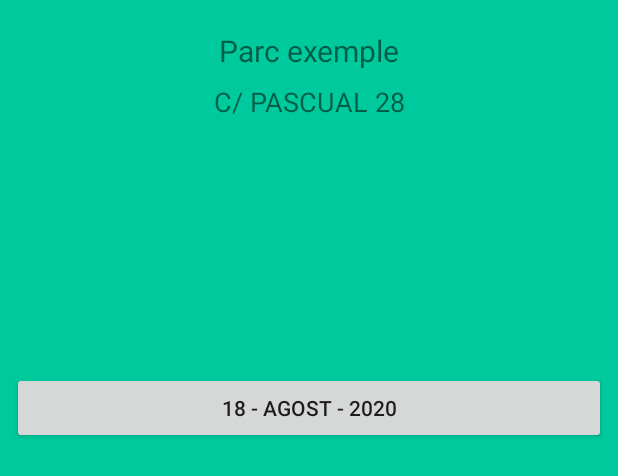
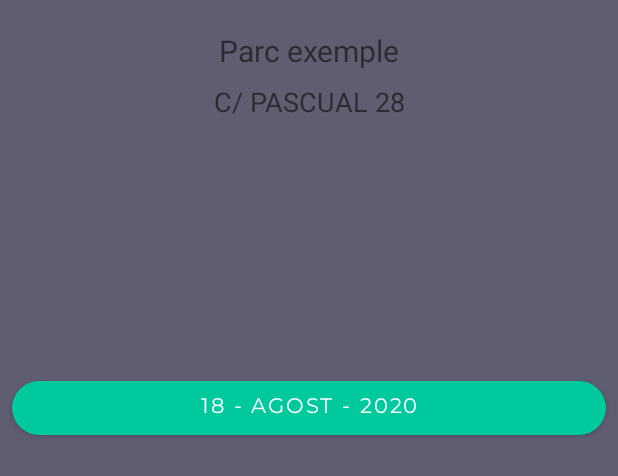
Before and after one commit to ArnauAguilarEmanuel/NensAlParc, an Android app: the layout fragment_reservation.xml on its own in the app's theme, with its tools: preview values and no code run, on a phone screen of 412 x 824 dp. Shown: the top 476 px of the screen. Run offline under Robolectric (Android 15) with nearby library versions, the phone set to English and light mode, and no system bars.

Commit message:
import colors, styles, typos

```diff
--- a/Hackovid/app/build.gradle
+++ b/Hackovid/app/build.gradle
@@ -16,6 +16,7 @@ android {
         versionCode 1
         versionName "1.0"
         testInstrumentationRunner "androidx.test.runner.AndroidJUnitRunner"
+        multiDexEnabled true
     }
     buildTypes {
         release {
@@ -56,5 +57,7 @@ dependencies {
     implementation 'com.google.android.gms:play-services-maps:17.0.0'
     implementation 'com.squareup.picasso:picasso:2.71828'
 
-    implementation 'com.google.android.material:material:1.0.0'
+    implementation 'com.google.android.material:material:1.2.0-alpha03'
+
+    implementation 'com.android.support:multidex:1.0.3'
 }
--- a/Hackovid/app/src/main/AndroidManifest.xml
+++ b/Hackovid/app/src/main/AndroidManifest.xml
@@ -20,7 +20,7 @@
         android:label="@string/app_name"
         android:roundIcon="@mipmap/ic_launcher_round"
         android:supportsRtl="true"
-        android:theme="@style/AppTheme">
+        android:theme="@style/Theme.MyApp">
         <activity android:name=".RegisterActivity"></activity>
         <!--
              The API key for Google Maps-based APIs is defined as a string resource.
@@ -49,7 +49,7 @@
         <activity
             android:name=".MainActivity"
             android:label="@string/app_name"
-            android:theme="@style/AppTheme.NoActionBar">
+            android:theme="@style/Theme.MyApp">
             <intent-filter>
                 <action android:name="android.intent.action.MAIN" />
 
--- a/Hackovid/app/src/main/res/layout/activity_sign_in.xml
+++ b/Hackovid/app/src/main/res/layout/activity_sign_in.xml
@@ -4,7 +4,6 @@
     xmlns:tools="http://schemas.android.com/tools"
     android:layout_width="match_parent"
     android:layout_height="match_parent"
-    android:background="@color/colorPrimaryBackground"
     tools:context=".ui.SignInActivity"
     >
 
--- a/Hackovid/app/src/main/res/layout/app_bar_main.xml
+++ b/Hackovid/app/src/main/res/layout/app_bar_main.xml
@@ -9,14 +9,14 @@
     <com.google.android.material.appbar.AppBarLayout
         android:layout_width="match_parent"
         android:layout_height="wrap_content"
-        android:theme="@style/AppTheme.AppBarOverlay">
+        android:theme="@style/Theme.MyApp">
 
         <androidx.appcompat.widget.Toolbar
             android:id="@+id/toolbar"
             android:layout_width="match_parent"
             android:layout_height="?attr/actionBarSize"
             android:background="?attr/colorPrimary"
-            app:popupTheme="@style/AppTheme.PopupOverlay" />
+            app:popupTheme="@style/Theme.MyApp" />
 
     </com.google.android.material.appbar.AppBarLayout>
 
--- a/Hackovid/app/src/main/res/layout/fragment_reservation.xml
+++ b/Hackovid/app/src/main/res/layout/fragment_reservation.xml
@@ -7,7 +7,7 @@
     android:layout_width="match_parent"
     android:layout_height="match_parent"
     android:orientation="vertical"
-    android:background="@color/colorPrimary"
+    android:background="@color/inputFieldText"
     >
 
     <TextView
--- a/Hackovid/app/src/main/res/layout/fragment_send.xml
+++ b/Hackovid/app/src/main/res/layout/fragment_send.xml
@@ -2,7 +2,7 @@
 <RelativeLayout xmlns:android="http://schemas.android.com/apk/res/android"
     android:layout_width="match_parent"
     android:layout_height="match_parent"
-    android:background="@color/colorAccent"
+    android:background="@color/inputFieldText"
     android:orientation="horizontal">
 
     <androidx.recyclerview.widget.RecyclerView
--- a/Hackovid/app/src/main/res/layout/fragment_share.xml
+++ b/Hackovid/app/src/main/res/layout/fragment_share.xml
@@ -8,7 +8,7 @@
     android:layout_height="match_parent"
     android:orientation="vertical"
     android:layout_gravity="bottom"
-    android:background="@color/colorPrimary"
+    android:background="@color/red_200"
     >
 
     <TextView
--- a/Hackovid/app/src/main/res/layout/item_timefraction_background.xml
+++ b/Hackovid/app/src/main/res/layout/item_timefraction_background.xml
@@ -25,7 +25,7 @@
         android:layout_height="match_parent"
         android:layout_gravity="center"
         android:orientation="vertical"
-        android:background="@color/colorAccent"
+        android:background="@color/red_200"
         >
 
     </LinearLayout>
--- /dev/null
+++ b/Hackovid/app/src/main/res/values-night/themes.xml
@@ -0,0 +1,22 @@
+<?xml version="1.0" encoding="utf-8"?>
+
+<resources xmlns:tools="http://schemas.android.com/tools">
+    <!--Top level DayNight theme to be used in AndroidManifest.xml-->
+    <style name="Theme.MyApp" parent="Base.Theme.MyApp">
+        <!--Material color attributes (dark theme) -->
+        <item name="colorPrimary">@color/purple_200</item>
+        <item name="colorPrimaryVariant">@color/purple_600</item>
+        <item name="colorSecondary">@color/green_200</item>
+        <item name="colorSecondaryVariant">@color/green_500</item>
+        <item name="android:colorBackground">@color/black_900</item>
+        <item name="colorSurface">@color/black_800</item>
+        <item name="colorError">@color/red_200</item>
+        <item name="colorOnPrimary">@color/black_900</item>
+        <item name="colorOnSecondary">@color/black_900</item>
+        <item name="colorOnBackground">@color/white_50</item>
+        <item name="colorOnSurface">@color/white_50</item>
+        <item name="colorOnError">@color/black_900</item>
+        <item name="android:windowLightStatusBar" tools:targetApi="m">false</item>
+        <item name="android:windowLightNavigationBar" tools:ignore="NewApi">false</item>
+    </style>
+</resources>
--- a/Hackovid/app/src/main/res/values-v21/styles.xml
+++ /dev/null
@@ -1,8 +0,0 @@
-<resources>
-
-    <style name="AppTheme.NoActionBar">
-        <item name="windowActionBar">false</item>
-        <item name="windowNoTitle">true</item>
-        <item name="android:statusBarColor">@android:color/transparent</item>
-    </style>
-</resources>
--- a/Hackovid/app/src/main/res/values/colors.xml
+++ b/Hackovid/app/src/main/res/values/colors.xml
@@ -1,12 +1,29 @@
 <?xml version="1.0" encoding="utf-8"?>
+
 <resources>
-    <color name="colorPrimary">#00CA9D</color>
-    <color name="colorPrimaryBackground">#FFFFFF</color>
+    <color name="purple_200">#00CA9D</color> <!--Color primary (dark)-->
+    <color name="purple_500">#00CA9D</color> <!--Color primary (light)-->
+    <color name="purple_600">#009978</color> <!--Color primary variant (dark)-->
+    <color name="purple_700">#009978</color> <!--Color primary variant (light)-->
+
+    <color name="green_200">#F18939</color> <!--Color secondary-->
+    <color name="green_500">#d7650f</color> <!--Color secondary variant-->
+
+    <color name="red_200">#cf6679</color> <!--Color error (dark)-->
+    <color name="red_600">#b00020</color> <!--Color error (light)-->
+
+    <!--Color surface (light), color on error (light), -->
+    <!--color on surface (dark), color on surface (dark)-->
+    <color name="white_50">#ffffff</color>
+
+    <color name="black_800">#121212</color> <!--Color surface (dark)-->
+    <!--Color on secondary (light), color on background (light),-->
+    <!--color on surface (light)-->
+    <color name="black_900">#000000</color>
+
     <color name="inputFieldBackground">#FBFAFF</color>
     <color name="inputFieldIcon">#DAD9E2</color>
     <color name="inputFieldText">#5F5D70</color>
     <color name="buttonTextLight">#FFFFFF</color>
 
-    <color name="colorPrimaryDark">#00574B</color>
-    <color name="colorAccent">#D81B60</color>
 </resources>
--- /dev/null
+++ b/Hackovid/app/src/main/res/values/shape.xml
@@ -0,0 +1,23 @@
+
+<resources>
+
+
+    <!--Shape Appearance for small components like chips, buttons, text fields and FABs-->
+    <style name="ShapeAppearance.MyTheme.SmallComponent" parent="ShapeAppearance.MaterialComponents.SmallComponent">
+        <item name="cornerFamily">rounded</item>
+        <item name="cornerSize">20dp</item>
+    </style>
+
+    <!--Shape Appearance for medium components like cards, alert dialogs-->
+    <style name="ShapeAppearance.MyTheme.MediumComponent" parent="ShapeAppearance.MaterialComponents.MediumComponent">
+        <item name="cornerFamily">rounded</item>
+        <item name="cornerSize">36dp</item>
+    </style>
+
+    <!--Shape Appearance for large components like side and bottom navigation drawers-->
+    <style name="ShapeAppearance.MyTheme.LargeComponent" parent="ShapeAppearance.MaterialComponents.LargeComponent">
+        <item name="cornerFamily">rounded</item>
+        <item name="cornerSize">28dp</item>
+    </style>
+
+</resources>
--- a/Hackovid/app/src/main/res/values/styles.xml
+++ b/Hackovid/app/src/main/res/values/styles.xml
@@ -1,98 +1,27 @@
-<resources>
+<?xml version="1.0" encoding="utf-8"?>
 
-    <!-- Base application theme. -->
-    <style name="AppTheme" parent="Theme.AppCompat.Light.DarkActionBar">
-        <!-- Customize your theme here. -->
-        <item name="colorPrimary">@color/colorPrimary</item>
-        <item name="colorPrimaryDark">@color/colorPrimaryDark</item>
-        <item name="colorAccent">@color/colorAccent</item>
+
+<resources xmlns:tools="http://schemas.android.com/tools">
+
+    <!--Components-->
+
+    <!--Bottom Sheets-->
+    <style name="ThemeOverlay.MyTheme.BottomSheetDialog" parent="ThemeOverlay.MaterialComponents.Dialog">
+        <item name="android:windowIsFloating">false</item>
+        <item name="android:windowBackground">@android:color/transparent</item>
+        <item name="android:windowAnimationStyle">@style/Animation.MyTheme.BottomSheet.Modal</item>
+        <item name="android:statusBarColor">@android:color/transparent</item>
+        <item name="bottomSheetStyle">@style/Widget.MyTheme.BottomSheet.Modal</item>
+        <item name="android:navigationBarColor">?attr/colorSurface</item>
+        <item name="android:navigationBarDividerColor" tools:ignore="NewApi">@android:color/transparent</item>
+    </style>
+    <style name="Widget.MyTheme.BottomSheet.Modal" parent="Widget.MaterialComponents.BottomSheet.Modal">
+        <item name="shapeAppearanceOverlay">?attr/shapeAppearanceLargeComponent</item>
     </style>
 
-    <style name="AppTheme.NoActionBar">
-        <item name="windowActionBar">false</item>
-        <item name="windowNoTitle">true</item>
-    </style>
-
-    <style name="AppTheme.AppBarOverlay" parent="ThemeOverlay.AppCompat.Dark.ActionBar" />
-
-    <style name="AppTheme.PopupOverlay" parent="ThemeOverlay.AppCompat.Light" />
-
-    <style name="TextAppearance.MdcTypographyStyles.Headline1" parent="TextAppearance.MaterialComponents.Headline1">
-        <item name="fontFamily">@font/montserrat</item>
-        <item name="android:fontFamily">@font/montserrat</item>
-        <item name="android:textSize">97sp</item>
-    </style>
-
-    <style name="TextAppearance.MdcTypographyStyles.Headline2" parent="TextAppearance.MaterialComponents.Headline2">
-        <item name="fontFamily">@font/montserrat</item>
-        <item name="android:fontFamily">@font/montserrat</item>
-        <item name="android:textSize">61sp</item>
-    </style>
-
-    <style name="TextAppearance.MdcTypographyStyles.Headline3" parent="TextAppearance.MaterialComponents.Headline3">
-        <item name="fontFamily">@font/montserrat</item>
-        <item name="android:fontFamily">@font/montserrat</item>
-        <item name="android:textSize">48sp</item>
-    </style>
-
-    <style name="TextAppearance.MdcTypographyStyles.Headline4" parent="TextAppearance.MaterialComponents.Headline4">
-        <item name="fontFamily">@font/montserrat</item>
-        <item name="android:fontFamily">@font/montserrat</item>
-        <item name="android:textSize">34sp</item>
-    </style>
-
-    <style name="TextAppearance.MdcTypographyStyles.Headline5" parent="TextAppearance.MaterialComponents.Headline5">
-        <item name="fontFamily">@font/montserrat</item>
-        <item name="android:fontFamily">@font/montserrat</item>
-        <item name="android:textSize">24sp</item>
-    </style>
-
-    <style name="TextAppearance.MdcTypographyStyles.Headline6" parent="TextAppearance.MaterialComponents.Headline6">
-        <item name="fontFamily">@font/montserrat</item>
-        <item name="android:fontFamily">@font/montserrat</item>
-        <item name="android:textSize">20sp</item>
-    </style>
-
-    <style name="TextAppearance.MdcTypographyStyles.Subtitle1" parent="TextAppearance.MaterialComponents.Subtitle1">
-        <item name="fontFamily">@font/montserrat</item>
-        <item name="android:fontFamily">@font/montserrat</item>
-        <item name="android:textSize">16sp</item>
-    </style>
-
-    <style name="TextAppearance.MdcTypographyStyles.Subtitle2" parent="TextAppearance.MaterialComponents.Subtitle2">
-        <item name="fontFamily">@font/montserrat</item>
-        <item name="android:fontFamily">@font/montserrat</item>
-        <item name="android:textSize">14sp</item>
-    </style>
-
-    <style name="TextAppearance.MdcTypographyStyles.Body1" parent="TextAppearance.MaterialComponents.Body1">
-        <item name="fontFamily">@font/montserrat</item>
-        <item name="android:fontFamily">@font/montserrat</item>
-        <item name="android:textSize">16sp</item>
-    </style>
-
-    <style name="TextAppearance.MdcTypographyStyles.Body2" parent="TextAppearance.MaterialComponents.Body2">
-        <item name="fontFamily">@font/montserrat</item>
-        <item name="android:fontFamily">@font/montserrat</item>
-        <item name="android:textSize">14sp</item>
-    </style>
-
-    <style name="TextAppearance.MdcTypographyStyles.Button" parent="TextAppearance.MaterialComponents.Button">
-        <item name="fontFamily">@font/montserrat</item>
-        <item name="android:fontFamily">@font/montserrat</item>
-        <item name="android:textSize">14sp</item>
-    </style>
-
-    <style name="TextAppearance.MdcTypographyStyles.Caption" parent="TextAppearance.MaterialComponents.Caption">
-        <item name="fontFamily">@font/montserrat</item>
-        <item name="android:fontFamily">@font/montserrat</item>
-        <item name="android:textSize">12sp</item>
-    </style>
-
-    <style name="TextAppearance.MdcTypographyStyles.Overline" parent="TextAppearance.MaterialComponents.Overline">
-        <item name="fontFamily">@font/montserrat</item>
-        <item name="android:fontFamily">@font/montserrat</item>
-        <item name="android:textSize">10sp</item>
+    <!--Navigation Drawer-->
+    <style name="Widget.MyTheme.NavigationView" parent="Widget.MaterialComponents.NavigationView">
+        <item name="itemTextAppearance">?attr/textAppearanceBody2</item>
     </style>
 
 </resources>
--- /dev/null
+++ b/Hackovid/app/src/main/res/values/themes.xml
@@ -0,0 +1,58 @@
+<?xml version="1.0" encoding="utf-8"?>
+
+<resources xmlns:tools="http://schemas.android.com/tools">
+    <!--Top level DayNight theme to be used in AndroidManifest.xml-->
+    <style name="Theme.MyApp" parent="Base.Theme.MyApp"/>
+    <!--Base custom theme which will be shared between both light and dark theme variants-->
+    <style name="Base.Theme.MyApp" parent="Base.Theme.MaterialThemeBuilder">
+
+        <item name="colorPrimary">@color/purple_500</item>
+        <item name="colorPrimaryVariant">@color/purple_700</item>
+        <item name="colorSecondary">@color/green_200</item>
+        <item name="colorSecondaryVariant">@color/green_500</item>
+        <!--colorBackground appears behind scrollable content and is used for the default window-->
+        <!--background. colorSurface is mapped to the surface of components such as cards, sheets-->
+        <!--and menus. colorError is used to indicate an error state for components such as-->
+        <!--text fields.-->
+        <item name="android:colorBackground">@color/white_50</item>
+        <item name="colorSurface">@color/white_50</item>
+        <item name="colorError">@color/red_600</item>
+        <!--"On" colors define how text, icons and strokes are colored in relation to the surface-->
+        <!--on which they appear.-->
+        <item name="colorOnPrimary">@color/white_50</item>
+        <item name="colorOnSecondary">@color/black_900</item>
+        <item name="colorOnBackground">@color/black_900</item>
+        <item name="colorOnSurface">@color/black_900</item>
+        <item name="colorOnError">@color/white_50</item>
+        <!--Material type attributes-->
+        <item name="textAppearanceHeadline1">@style/TextAppearance.MyTheme.Headline1</item>
+        <item name="textAppearanceHeadline2">@style/TextAppearance.MyTheme.Headline2</item>
+        <item name="textAppearanceHeadline3">@style/TextAppearance.MyTheme.Headline3</item>
+        <item name="textAppearanceHeadline4">@style/TextAppearance.MyTheme.Headline4</item>
+        <item name="textAppearanceHeadline5">@style/TextAppearance.MyTheme.Headline5</item>
+        <item name="textAppearanceHeadline6">@style/TextAppearance.MyTheme.Headline6</item>
+        <item name="textAppearanceSubtitle1">@style/TextAppearance.MyTheme.Subtitle1</item>
+        <item name="textAppearanceSubtitle2">@style/TextAppearance.MyTheme.Subtitle2</item>
+        <item name="textAppearanceBody1">@style/TextAppearance.MyTheme.Body1</item>
+        <item name="textAppearanceBody2">@style/TextAppearance.MyTheme.Body2</item>
+        <item name="textAppearanceButton">@style/TextAppearance.MyTheme.Button</item>
+        <item name="textAppearanceCaption">@style/TextAppearance.MyTheme.Caption</item>
+        <item name="textAppearanceOverline">@style/TextAppearance.MyTheme.Overline</item>
+        <!--Material shape attributes-->
+        <item name="shapeAppearanceSmallComponent">@style/ShapeAppearance.MyTheme.SmallComponent</item>
+        <item name="shapeAppearanceMediumComponent">@style/ShapeAppearance.MyTheme.MediumComponent</item>
+        <item name="shapeAppearanceLargeComponent">@style/ShapeAppearance.MyTheme.LargeComponent</item>
+        <!--Component styles-->
+        <item name="materialAlertDialogTheme">@style/ThemeOverlay.MaterialComponents.Dialog.Alert</item>
+        <item name="bottomSheetDialogTheme">@style/ThemeOverlay.MyTheme.BottomSheetDialog</item>
+        <item name="navigationViewStyle">@style/Widget.MyTheme.NavigationView</item>
+        <item name="toolbarStyle">@style/Widget.MaterialComponents.Toolbar.PrimarySurface</item>
+    </style>
+    <style name="Base.Theme.MaterialThemeBuilder" parent="Theme.MaterialComponents.DayNight.NoActionBar">
+        <item name="android:statusBarColor" tools:ignore="NewApi">?attr/colorSurface</item>
+        <item name="android:windowLightStatusBar" tools:ignore="NewApi">true</item>
+        <item name="android:navigationBarColor" tools:ignore="NewApi">?android:attr/colorBackground</item>
+        <item name="android:windowLightNavigationBar" tools:ignore="NewApi">true</item>
+        <item name="android:navigationBarDividerColor" tools:ignore="NewApi">?attr/colorControlHighlight</item>
+    </style>
+</resources>
--- /dev/null
+++ b/Hackovid/app/src/main/res/values/type.xml
@@ -0,0 +1,81 @@
+<resources>
+
+    <style name="TextAppearance.MyTheme.Headline1" parent="TextAppearance.MaterialComponents.Headline1">
+        <item name="fontFamily">@font/montserrat</item>
+        <item name="android:fontFamily">@font/montserrat</item>
+        <item name="android:textSize">97sp</item>
+    </style>
+
+    <style name="TextAppearance.MyTheme.Headline2" parent="TextAppearance.MaterialComponents.Headline2">
+        <item name="fontFamily">@font/montserrat</item>
+        <item name="android:fontFamily">@font/montserrat</item>
+        <item name="android:textSize">61sp</item>
+    </style>
+
+    <style name="TextAppearance.MyTheme.Headline3" parent="TextAppearance.MaterialComponents.Headline3">
+        <item name="fontFamily">@font/montserrat</item>
+        <item name="android:fontFamily">@font/montserrat</item>
+        <item name="android:textSize">48sp</item>
+    </style>
+
+    <style name="TextAppearance.MyTheme.Headline4" parent="TextAppearance.MaterialComponents.Headline4">
+        <item name="fontFamily">@font/montserrat</item>
+        <item name="android:fontFamily">@font/montserrat</item>
+        <item name="android:textSize">34sp</item>
+    </style>
+
+    <style name="TextAppearance.MyTheme.Headline5" parent="TextAppearance.MaterialComponents.Headline5">
+        <item name="fontFamily">@font/montserrat</item>
+        <item name="android:fontFamily">@font/montserrat</item>
+        <item name="android:textSize">24sp</item>
+    </style>
+
+    <style name="TextAppearance.MyTheme.Headline6" parent="TextAppearance.MaterialComponents.Headline6">
+        <item name="fontFamily">@font/montserrat</item>
+        <item name="android:fontFamily">@font/montserrat</item>
+        <item name="android:textSize">20sp</item>
+    </style>
+
+    <style name="TextAppearance.MyTheme.Subtitle1" parent="TextAppearance.MaterialComponents.Subtitle1">
+        <item name="fontFamily">@font/montserrat</item>
+        <item name="android:fontFamily">@font/montserrat</item>
+        <item name="android:textSize">16sp</item>
+    </style>
+
+    <style name="TextAppearance.MyTheme.Subtitle2" parent="TextAppearance.MaterialComponents.Subtitle2">
+        <item name="fontFamily">@font/montserrat</item>
+        <item name="android:fontFamily">@font/montserrat</item>
+        <item name="android:textSize">14sp</item>
+    </style>
+
+    <style name="TextAppearance.MyTheme.Body1" parent="TextAppearance.MaterialComponents.Body1">
+        <item name="fontFamily">@font/montserrat</item>
+        <item name="android:fontFamily">@font/montserrat</item>
+        <item name="android:textSize">16sp</item>
+    </style>
+
+    <style name="TextAppearance.MyTheme.Body2" parent="TextAppearance.MaterialComponents.Body2">
+        <item name="fontFamily">@font/montserrat</item>
+        <item name="android:fontFamily">@font/montserrat</item>
+        <item name="android:textSize">14sp</item>
+    </style>
+
+    <style name="TextAppearance.MyTheme.Button" parent="TextAppearance.MaterialComponents.Button">
+        <item name="fontFamily">@font/montserrat</item>
+        <item name="android:fontFamily">@font/montserrat</item>
+        <item name="android:textSize">14sp</item>
+    </style>
+
+    <style name="TextAppearance.MyTheme.Caption" parent="TextAppearance.MaterialComponents.Caption">
+        <item name="fontFamily">@font/montserrat</item>
+        <item name="android:fontFamily">@font/montserrat</item>
+        <item name="android:textSize">12sp</item>
+    </style>
+
+    <style name="TextAppearance.MyTheme.Overline" parent="TextAppearance.MaterialComponents.Overline">
+        <item name="fontFamily">@font/montserrat</item>
+        <item name="android:fontFamily">@font/montserrat</item>
+        <item name="android:textSize">10sp</item>
+    </style>
+
+</resources>
```
Also changed, not shown: Hackovid/app/src/main/res/anim/bottom_sheet_slide_in.xml (added, +15 -0 lines), Hackovid/app/src/main/res/anim/bottom_sheet_slide_out.xml (added, +15 -0 lines), Hackovid/app/src/main/res/values/motion.xml (added, +26 -0 lines), 1 other file.
